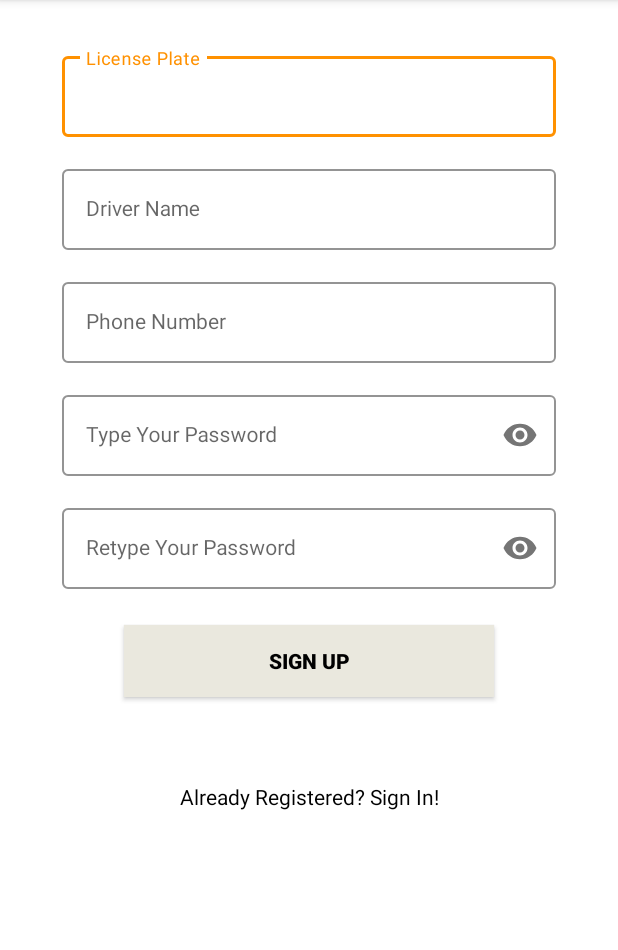
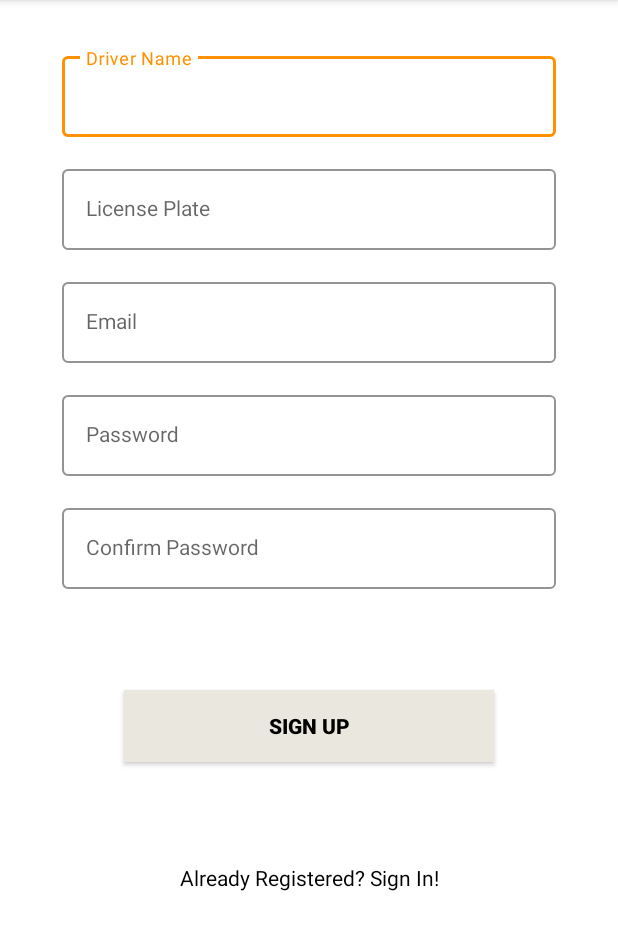
Before and after one commit to selcannarin/SchoolBusTracker-Driver, an Android app: the fragment SignUpFragment shown on its own in the app's theme, on a phone screen of 412 x 824 dp, the part 84-1034 px from its top. Run offline under Robolectric (Android 15) with nearby library versions, the phone set to English and light mode, and no system bars.

Commit message:
added sign in, sign up and reset password ui

```diff
--- a/app/src/main/res/layout/fragment_sign_up.xml
+++ b/app/src/main/res/layout/fragment_sign_up.xml
@@ -1,12 +1,11 @@
 <?xml version="1.0" encoding="utf-8"?>
-<androidx.constraintlayout.widget.ConstraintLayout
-    xmlns:android="http://schemas.android.com/apk/res/android"
+<androidx.constraintlayout.widget.ConstraintLayout xmlns:android="http://schemas.android.com/apk/res/android"
     xmlns:app="http://schemas.android.com/apk/res-auto"
     android:layout_width="match_parent"
     android:layout_height="match_parent">
 
     <com.google.android.material.textfield.TextInputLayout
-        android:id="@+id/licensePlateLayout"
+        android:id="@+id/driverNameLayout"
         style="@style/LoginTextInputOuterFieldStyle"
         android:layout_width="0dp"
         android:layout_height="wrap_content"
@@ -15,8 +14,33 @@
         app:boxStrokeColor="#FF9100"
         app:hintTextColor="#FF9100"
         app:layout_constraintEnd_toEndOf="parent"
+        app:layout_constraintHorizontal_bias="0.5"
         app:layout_constraintStart_toStartOf="parent"
         app:layout_constraintTop_toTopOf="parent"
+        app:layout_constraintWidth_default="percent"
+        app:layout_constraintWidth_percent="0.8">
+
+        <com.google.android.material.textfield.TextInputEditText
+            android:id="@+id/editText_driver_name"
+            style="@style/LoginTextInputInnerFieldStyle"
+            android:layout_width="match_parent"
+            android:layout_height="wrap_content"
+            android:hint="Driver Name" />
+    </com.google.android.material.textfield.TextInputLayout>
+
+    <com.google.android.material.textfield.TextInputLayout
+        android:id="@+id/licensePlateLayout"
+        style="@style/LoginTextInputOuterFieldStyle"
+        android:layout_width="0dp"
+        android:layout_height="wrap_content"
+        android:layout_marginHorizontal="24dp"
+        android:layout_marginTop="16dp"
+        app:boxStrokeColor="#FF9100"
+        app:hintTextColor="#FF9100"
+        app:layout_constraintEnd_toEndOf="parent"
+        app:layout_constraintHorizontal_bias="0.5"
+        app:layout_constraintStart_toStartOf="parent"
+        app:layout_constraintTop_toBottomOf="@id/driverNameLayout"
         app:layout_constraintWidth_default="percent"
         app:layout_constraintWidth_percent="0.8">
 
@@ -29,7 +53,7 @@
     </com.google.android.material.textfield.TextInputLayout>
 
     <com.google.android.material.textfield.TextInputLayout
-        android:id="@+id/driverNameLayout"
+        android:id="@+id/emailLayout"
         style="@style/LoginTextInputOuterFieldStyle"
         android:layout_width="0dp"
         android:layout_height="wrap_content"
@@ -45,36 +69,12 @@
         app:layout_constraintWidth_percent="0.8">
 
         <com.google.android.material.textfield.TextInputEditText
-            android:id="@+id/editText_driver_name"
+            android:id="@+id/editText_email"
             style="@style/LoginTextInputInnerFieldStyle"
             android:layout_width="match_parent"
             android:layout_height="wrap_content"
-            android:hint="Driver Name" />
-    </com.google.android.material.textfield.TextInputLayout>
-
-    <com.google.android.material.textfield.TextInputLayout
-        android:id="@+id/phoneNumberLayout"
-        style="@style/LoginTextInputOuterFieldStyle"
-        android:layout_width="0dp"
-        android:layout_height="wrap_content"
-        android:layout_marginHorizontal="24dp"
-        android:layout_marginTop="16dp"
-        app:boxStrokeColor="#FF9100"
-        app:hintTextColor="#FF9100"
-        app:layout_constraintEnd_toEndOf="parent"
-        app:layout_constraintHorizontal_bias="0.5"
-        app:layout_constraintStart_toStartOf="parent"
-        app:layout_constraintTop_toBottomOf="@id/driverNameLayout"
-        app:layout_constraintWidth_default="percent"
-        app:layout_constraintWidth_percent="0.8">
-
-        <com.google.android.material.textfield.TextInputEditText
-            android:id="@+id/editText_phone_number"
-            style="@style/LoginTextInputInnerFieldStyle"
-            android:layout_width="match_parent"
-            android:layout_height="wrap_content"
-            android:hint="Phone Number"
-            android:inputType="phone" />
+            android:hint="Email"
+            android:inputType="textEmailAddress" />
     </com.google.android.material.textfield.TextInputLayout>
 
     <com.google.android.material.textfield.TextInputLayout
@@ -89,17 +89,16 @@
         app:layout_constraintEnd_toEndOf="parent"
         app:layout_constraintHorizontal_bias="0.5"
         app:layout_constraintStart_toStartOf="parent"
-        app:layout_constraintTop_toBottomOf="@id/phoneNumberLayout"
+        app:layout_constraintTop_toBottomOf="@id/emailLayout"
         app:layout_constraintWidth_default="percent"
-        app:layout_constraintWidth_percent="0.8"
-        app:passwordToggleEnabled="true">
+        app:layout_constraintWidth_percent="0.8">
 
         <com.google.android.material.textfield.TextInputEditText
             android:id="@+id/editText_password"
             style="@style/LoginTextInputInnerFieldStyle"
             android:layout_width="match_parent"
             android:layout_height="wrap_content"
-            android:hint="Type Your Password"
+            android:hint="Password"
             android:inputType="textPassword" />
     </com.google.android.material.textfield.TextInputLayout>
 
@@ -117,15 +116,14 @@
         app:layout_constraintStart_toStartOf="parent"
         app:layout_constraintTop_toBottomOf="@id/passwordLayout"
         app:layout_constraintWidth_default="percent"
-        app:layout_constraintWidth_percent="0.8"
-        app:passwordToggleEnabled="true">
+        app:layout_constraintWidth_percent="0.8">
 
         <com.google.android.material.textfield.TextInputEditText
             android:id="@+id/editText_confirm_password"
             style="@style/LoginTextInputInnerFieldStyle"
             android:layout_width="match_parent"
             android:layout_height="wrap_content"
-            android:hint="Retype Your Password"
+            android:hint="Confirm Password"
             android:inputType="textPassword" />
     </com.google.android.material.textfield.TextInputLayout>
 
@@ -141,7 +139,7 @@
         android:textStyle="bold"
         app:layout_constraintEnd_toEndOf="parent"
         app:layout_constraintStart_toStartOf="parent"
-        app:layout_constraintTop_toBottomOf="@+id/confirmPasswordLayout"
+        app:layout_constraintTop_toBottomOf="@+id/textView_error_sign_up"
         app:layout_constraintWidth_default="percent"
         app:layout_constraintWidth_percent="0.6" />
 
@@ -149,13 +147,28 @@
         android:id="@+id/textView_sign_in"
         android:layout_width="wrap_content"
         android:layout_height="wrap_content"
+        android:layout_marginTop="24dp"
         android:text="Already Registered? Sign In!"
         android:textColor="@color/black"
         app:layout_constraintBottom_toBottomOf="parent"
         app:layout_constraintEnd_toEndOf="parent"
         app:layout_constraintHorizontal_bias="0.5"
         app:layout_constraintStart_toStartOf="parent"
-        app:layout_constraintVertical_bias="0.2"
-        app:layout_constraintTop_toBottomOf="@+id/button_sign_up" />
+        app:layout_constraintTop_toBottomOf="@+id/button_sign_up"
+        app:layout_constraintVertical_bias="0.2" />
+
+    <TextView
+        android:id="@+id/textView_error_sign_up"
+        android:layout_width="wrap_content"
+        android:layout_height="wrap_content"
+        android:layout_marginStart="24dp"
+        android:layout_marginTop="24dp"
+        android:layout_marginEnd="24dp"
+        android:textAlignment="center"
+        android:textColor="@color/dark_orange"
+        app:layout_constraintEnd_toEndOf="parent"
+        app:layout_constraintHorizontal_bias="0.5"
+        app:layout_constraintStart_toStartOf="parent"
+        app:layout_constraintTop_toBottomOf="@+id/confirmPasswordLayout" />
 
 </androidx.constraintlayout.widget.ConstraintLayout>
```
Also changed, not shown: app/src/main/res/layout/fragment_reset_password.xml (added, +72 -0 lines), app/src/main/res/layout/fragment_sign_in.xml (+34 -14 lines).
